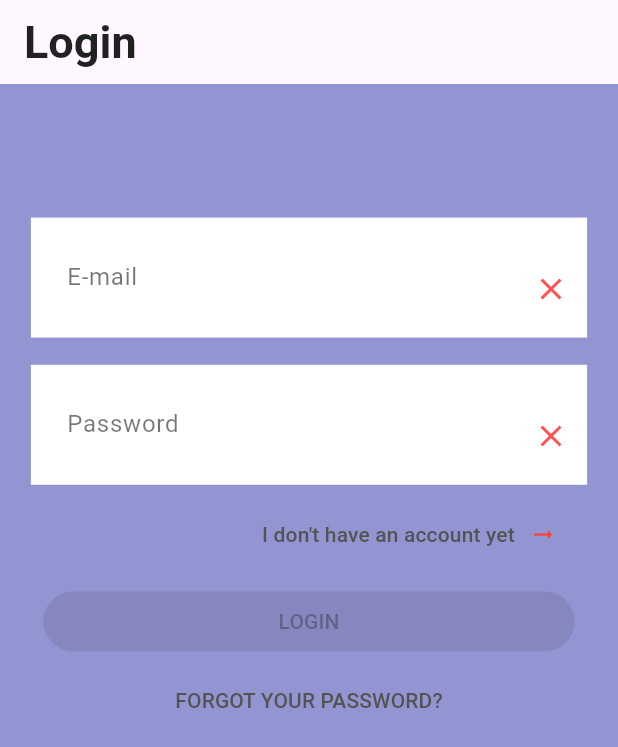
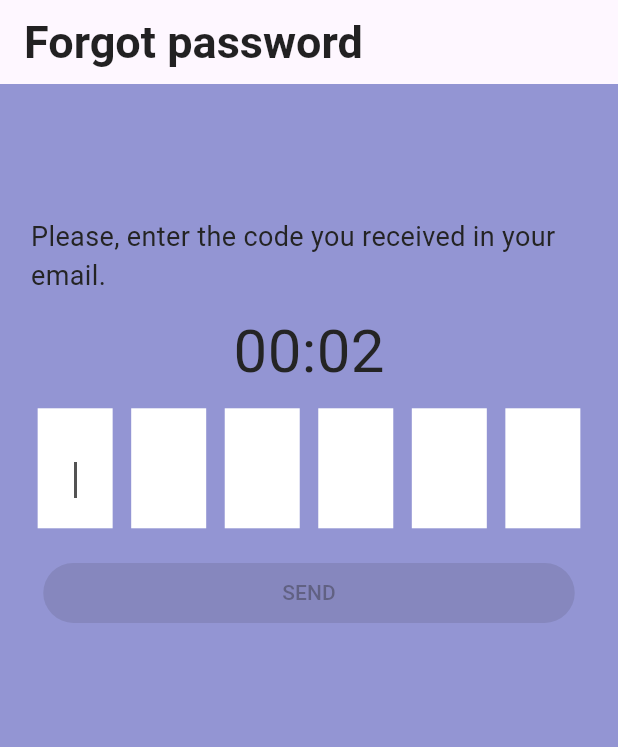
Before and after one commit to gabrielnavas/e-commerce-flutter-gin, a Flutter app: the first screen one second after launch, on a phone screen of 412 x 824 dp. Shown: the top 747 px of the screen. Run offline on Flutter 3.47's test engine with Material 3 defaults, Android fonts, the phone set to English and light mode, and no system bars.

Commit message:
create basic flux to change password by generate code from email

```diff
--- a/frontend/lib/main.dart
+++ b/frontend/lib/main.dart
@@ -1,5 +1,6 @@
 import 'package:flutter/material.dart';
-import 'package:frontend/screens/auth/auth_screen.dart';
+import 'package:frontend/routes.dart';
+import 'package:frontend/screens/auth/forgot_password_enter_code_screen.dart';
 
 void main() {
   runApp(const MyApp());
@@ -40,8 +41,10 @@ class MyApp extends StatelessWidget {
             foregroundColor: Colors.white,
             elevation: 2,
           ),
-          )),
-      home: const AuthScreen(),
+        ),
+      ),
+      routes: Routes.getRoutes(),
+      home: const ForgotPasswordEnterCodeScreen(),
     );
   }
 
--- /dev/null
+++ b/frontend/lib/routes.dart
@@ -0,0 +1,15 @@
+import 'package:flutter/material.dart';
+import 'package:frontend/screens/auth/auth_screen.dart';
+import 'package:frontend/screens/auth/forgot_password_enter_email_screen.dart';
+
+class Routes {
+  static const String auth = '/auth';
+  static const String forgotPassword = '/forgot-password-enter-email';
+
+  static Map<String, Widget Function(BuildContext)> getRoutes() {
+    return {
+      Routes.auth: (_) => const AuthScreen(),
+      Routes.forgotPassword: (_) => const ForgotPasswordEnterEmailScreen(),
+    };
+  }
+}
--- /dev/null
+++ b/frontend/lib/screens/auth/forgot_password_enter_code_screen.dart
@@ -0,0 +1,229 @@
+import 'dart:async';
+
+import 'package:flutter/material.dart';
+import 'package:frontend/routes.dart';
+import 'package:frontend/screens/auth/change_password_screen.dart';
+
+class ForgotPasswordEnterCodeScreen extends StatefulWidget {
+  const ForgotPasswordEnterCodeScreen({super.key});
+
+  @override
+  State<ForgotPasswordEnterCodeScreen> createState() =>
+      ForgotPasswordEnterCodeScreenState();
+}
+
+class ForgotPasswordEnterCodeScreenState
+    extends State<ForgotPasswordEnterCodeScreen> {
+  late List<TextEditingController> _controllers;
+  late List<FocusNode> _focusNodes;
+
+  final GlobalKey<FormState> _formKey = GlobalKey<FormState>();
+
+  int _start = const Duration(seconds: 2).inSeconds;
+  late Timer _timer;
+
+  @override
+  void initState() {
+    super.initState();
+    _startTimer();
+    _initControllers();
+  }
+
+  @override
+  void dispose() {
+    for (var controller in _controllers) {
+      controller.dispose();
+    }
+    for (var focusNode in _focusNodes) {
+      focusNode.dispose();
+    }
+    super.dispose();
+  }
+
+  void _onTextChanged(int index) {
+    if (_controllers[index].text.isNotEmpty) {
+      if (index < _controllers.length - 1) {
+        _focusNodes[index + 1].requestFocus();
+      } else {
+        FocusScope.of(context).unfocus();
+        _submitForm();
+      }
+    }
+  }
+
+  void _submitForm() {
+    String code = _getCodeFromForm();
+    // verify if code is valid
+    // replace this screen to change password screen by user id
+    print(code);
+    Navigator.of(context).pushReplacement(
+      MaterialPageRoute(
+          builder: (context) => const ChangePasswordScreen(userId: "123")),
+    );
+  }
+
+  void _expiredTimeAndPopScreen() {
+    showSnackMessage('Time is over.\nPlease, get new code.');
+    Navigator.of(context).pop();
+  }
+
+  void showSnackMessage(String message) {
+    ScaffoldMessenger.of(context).showSnackBar(
+      SnackBar(
+        content: Text(message),
+      ),
+    );
+  }
+
+  String _getCodeFromForm() {
+    String code = "";
+    for (final controller in _controllers) {
+      code += controller.text;
+    }
+    return code;
+  }
+
+  void _startTimer() {
+    _timer = Timer.periodic(const Duration(seconds: 1), (timer) {
+      setState(() {
+        if (_start < 1) {
+          _timer.cancel();
+          _expiredTimeAndPopScreen();
+        } else {
+          _start--;
+        }
+      });
+    });
+  }
+
+  void _initControllers() {
+    _controllers = List.generate(6, (index) => TextEditingController());
+    _focusNodes = List.generate(6, (index) => FocusNode());
+
+    for (int i = 0; i < _controllers.length; i++) {
+      _controllers[i].addListener(() {
+        _onTextChanged(i);
+      });
+    }
+  }
+
+  String _formatTime(int seconds) {
+    int minutes = seconds ~/ 60;
+    int remainingSeconds = seconds % 60;
+    String minutesStr = (minutes < 10) ? '0$minutes' : '$minutes';
+    String secondsStr =
+        (remainingSeconds < 10) ? '0$remainingSeconds' : '$remainingSeconds';
+    return '$minutesStr:$secondsStr';
+  }
+
+  @override
+  Widget build(BuildContext context) {
+    final double width = MediaQuery.of(context).size.width;
+    final marginVertialMarginForm = width * 0.07;
+
+    List<Widget> textFields = List.generate(
+      _controllers.length,
+      (index) => Container(
+        width: 50,
+        margin: EdgeInsets.symmetric(
+            vertical: width * .022, horizontal: width * .015),
+        child: TextField(
+          controller: _controllers[index],
+          focusNode: _focusNodes[index],
+          autofocus: index == 0 ? true : false,
+          keyboardType: TextInputType.number,
+          decoration: InputDecoration(
+            labelText: 'Input ${index + 1}',
+          ),
+          textInputAction: index == _controllers.length - 1
+              ? TextInputAction.done
+              : TextInputAction.next,
+          onChanged: (value) {
+            setState(() {});
+          },
+          onEditingComplete: () {
+            if (index < _controllers.length - 1) {
+              _focusNodes[index + 1].requestFocus();
+            } else {
+              FocusScope.of(context).unfocus();
+            }
+          },
+        ),
+      ),
+    );
+
+    return Scaffold(
+      appBar: _appBar(),
+      body: SingleChildScrollView(
+        child: Container(
+          padding: const EdgeInsets.only(top: 80),
+          child: Column(
+            children: [
+              Form(
+                key: _formKey,
+                child: Column(
+                  children: [
+                    Container(
+                      margin: EdgeInsets.symmetric(
+                          vertical: width * .022, horizontal: width * .05),
+                      child: const Text(
+                        'Please, enter the code you received in your email.',
+                        textAlign: TextAlign.start,
+                        style: TextStyle(
+                          fontWeight: FontWeight.w400,
+                          fontSize: 18,
+                        ),
+                      ),
+                    ),
+                    Text(
+                      _formatTime(_start),
+                      style: const TextStyle(fontSize: 40),
+                    ),
+                    Row(
+                      mainAxisAlignment: MainAxisAlignment.center,
+                      children: textFields,
+                    ),
+                    _submitButton(marginVertialMarginForm),
+                  ],
+                ),
+              )
+            ],
+          ),
+        ),
+      ),
+    );
+  }
+
+  AppBar _appBar() {
+    return AppBar(
+      title: const Text(
+        'Forgot password',
+      ),
+    );
+  }
+
+  bool _isFormValid() {
+    for (var controller in _controllers) {
+      if (controller.text.isEmpty) {
+        return false;
+      }
+    }
+    return true;
+  }
+
+  Container _submitButton(double marginVertialMarginForm) {
+    return Container(
+      width: double.infinity,
+      margin: EdgeInsets.only(
+        top: 10,
+        bottom: 5,
+        right: marginVertialMarginForm,
+        left: marginVertialMarginForm,
+      ),
+      child: ElevatedButton(
+        onPressed: _isFormValid() ? _submitForm : null,
+        child: const Text('SEND'),
+      ),
+    );
+  }
+}
```
Also changed, not shown: frontend/lib/screens/auth/change_password_screen.dart (added, +18 -0 lines), frontend/lib/screens/auth/forgot_password_enter_email_screen.dart (added, +131 -0 lines). Lines whose indentation alone changed are shown as unchanged.
